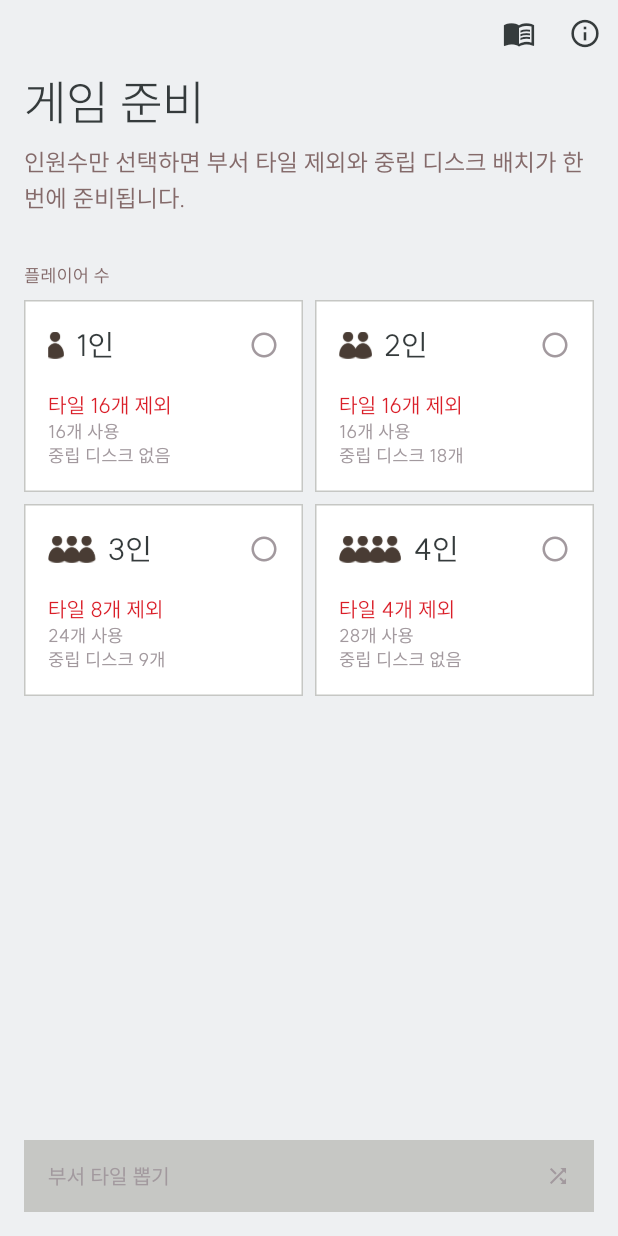
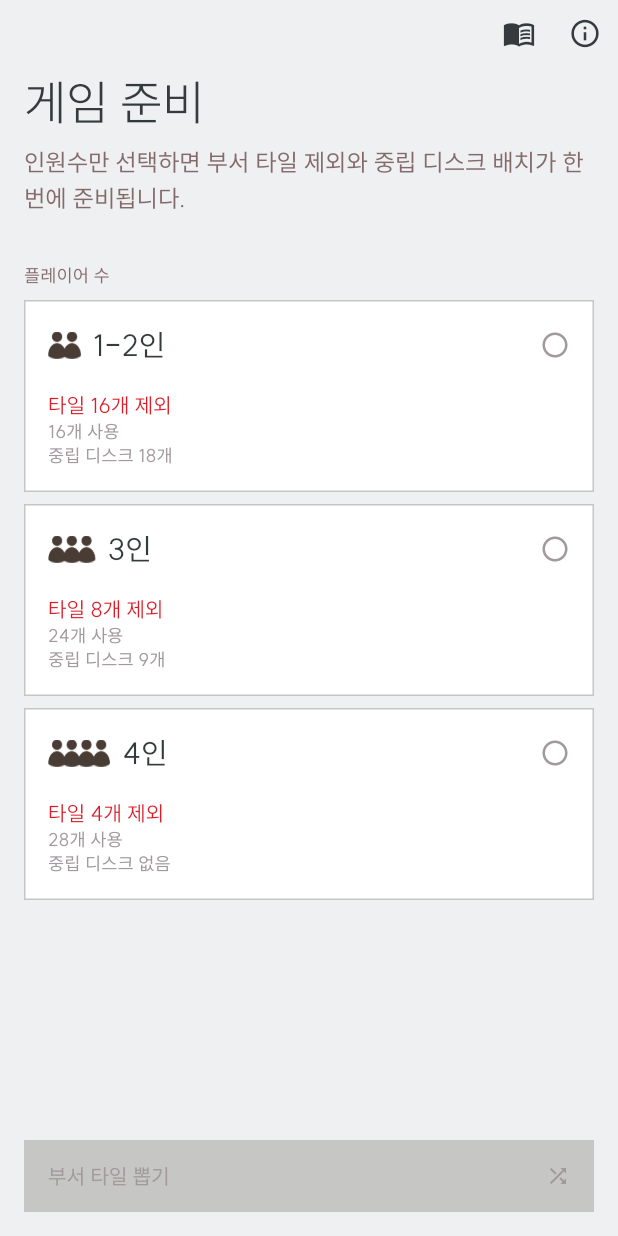
Before and after one commit to krindale/carnegie-setup-helper, a Flutter app: the screen it shows after launch, on a phone screen of 412 x 824 dp. Run offline on Flutter 3.47's test engine with Material 3 defaults, Android fonts, the phone set to English and light mode, and no system bars.

Commit message:
1·2인 선택지 병합, 도시 표기 수정, CLAUDE.md 기본 방침 추가
- 인원 선택: 1-2인/3인/4인 세로 3줄 (1인 준비는 2인과 동일 — 규칙서 18쪽)
- 1-2인 선택 시 결과 화면에 1인 도우미 탭 유지
- 도시 표기: 샌타페이→산타페, 워싱턴→워싱턴 D.C. (게임판 표기 기준)
- 섹션 헤더 부제 다중 줄 표시
- CLAUDE.md: 기본 방침(규칙 원문 인용, 지시 범위 엄수, 검수 후 배포) 추가

Co-Authored-By: Claude Fable 5 <noreply@anthropic.com>
Claude-Session: https://claude.ai/code/session_014HARDoyFvFGkwzybzhZZg3

```diff
--- a/lib/main.dart
+++ b/lib/main.dart
@@ -64,6 +64,9 @@ const regionColors = <String, Color>{
   '동부': Color(0xFF885F88),
 };
 
+/// 1인 게임 준비는 2인과 동일하므로 하나의 선택지로 합친다.
+String playerLabel(int p) => p == 2 ? '1-2인' : '$p인';
+
 /// Per-department exclusion state, in physical-setup terms.
 enum TileState { removeBoth, removeOne, keepBoth }
 
@@ -119,26 +122,11 @@ class _SetupScreenState extends State<SetupScreen> {
                           const SizedBox(height: CarbonSpacing.s3),
                           Column(
                             children: [
-                              for (final row in const [
-                                [1, 2],
-                                [3, 4],
-                              ]) ...[
-                                Row(
-                                  crossAxisAlignment: CrossAxisAlignment.start,
-                                  children: [
-                                    for (final p in row) ...[
-                                      Expanded(
-                                        child: _PlayerTile(
-                                          players: p,
-                                          selected: _players == p,
-                                          onTap: () =>
-                                              setState(() => _players = p),
-                                        ),
-                                      ),
-                                      if (p != row.last)
-                                        const SizedBox(width: CarbonSpacing.s3),
-                                    ],
-                                  ],
+                              for (final p in const [2, 3, 4]) ...[
+                                _PlayerTile(
+                                  players: p,
+                                  selected: _players == p,
+                                  onTap: () => setState(() => _players = p),
                                 ),
                                 const SizedBox(height: CarbonSpacing.s3),
                               ],
@@ -250,7 +238,7 @@ class _PlayerTile extends StatelessWidget {
                   const SizedBox(width: CarbonSpacing.s3),
                   Expanded(
                     child: Text(
-                      '$players인',
+                      playerLabel(players),
                       style: CarbonText.heading03.copyWith(
                         fontWeight: selected
                             ? FontWeight.w700
@@ -348,7 +336,7 @@ class _ResultScreenState extends State<ResultScreen> {
                         selected: _tab == 1,
                         onTap: () => setState(() => _tab = 1),
                       ),
-                      if (_result.playerCount == 1)
+                      if (_result.playerCount == 2)
                         _TabButton(
                           label: '1인 도우미',
                           icon: Icons.person_outline,
@@ -391,7 +379,7 @@ class _ResultScreenState extends State<ResultScreen> {
                 children: [
                   Expanded(
                     child: Text(
-                      '${_result.playerCount}인 게임',
+                      '${playerLabel(_result.playerCount)} 게임',
                       style: CarbonText.heading05,
                     ),
                   ),
--- a/lib/setup9.dart
+++ b/lib/setup9.dart
@@ -24,7 +24,7 @@ const setupCards = <SetupCard>[
   SetupCard('B4', ['보스턴', '뉴욕']),
   SetupCard('B3', ['뉴올리언스', '애틀랜타']),
   SetupCard('D3', ['뉴올리언스', '애틀랜타', '휴스턴', '찰스턴']),
-  SetupCard('B2', ['올버니', '뉴욕', '워싱턴', '피츠버그']),
+  SetupCard('B2', ['올버니', '뉴욕', '워싱턴 D.C.', '피츠버그']),
   SetupCard('B1', ['신시내티', '덜루스', '세인트루이스', '캔자스시티']),
   SetupCard('C5', ['뉴욕', '시카고', '뉴올리언스', '샌프란시스코']),
   SetupCard('C4', ['포틀랜드', '보이시', '덴버', '로스앤젤레스']),
@@ -33,9 +33,9 @@ const setupCards = <SetupCard>[
   SetupCard('C2', ['피츠버그', '뉴욕']),
   SetupCard('C1', ['파고', '세인트폴']),
   SetupCard('A5', ['샌프란시스코', '로스앤젤레스']),
-  SetupCard('D2', ['샌프란시스코', '샌타페이']),
+  SetupCard('D2', ['샌프란시스코', '산타페']),
   SetupCard('A4', ['뉴올리언스', '휴스턴']),
-  SetupCard('A3', ['보스턴', '워싱턴']),
+  SetupCard('A3', ['보스턴', '워싱턴 D.C.']),
   SetupCard('A2', ['세인트루이스', '시카고']),
   SetupCard('A1', ['솔트레이크시티', '리노']),
 ];
@@ -55,8 +55,8 @@ const disksByPlayerCount = <int, int>{1: 0, 2: 18, 3: 9, 4: 0};
 const cityRegions = <String, List<String>>{
   '서부': ['포틀랜드', '보이시', '리노', '솔트레이크시티', '샌프란시스코', '로스앤젤레스'],
   '중서부': ['파고', '덜루스', '세인트폴', '오마하', '덴버', '캔자스시티', '세인트루이스', '시카고', '신시내티'],
-  '남부': ['샌타페이', '댈러스', '샌안토니오', '휴스턴', '멤피스', '뉴올리언스', '애틀랜타', '찰스턴'],
-  '동부': ['피츠버그', '워싱턴', '올버니', '뉴욕', '보스턴'],
+  '남부': ['산타페', '댈러스', '샌안토니오', '휴스턴', '멤피스', '뉴올리언스', '애틀랜타', '찰스턴'],
+  '동부': ['피츠버그', '워싱턴 D.C.', '올버니', '뉴욕', '보스턴'],
 };
 
 class DiskSetup {
```
Also changed, not shown: 2 other files.
